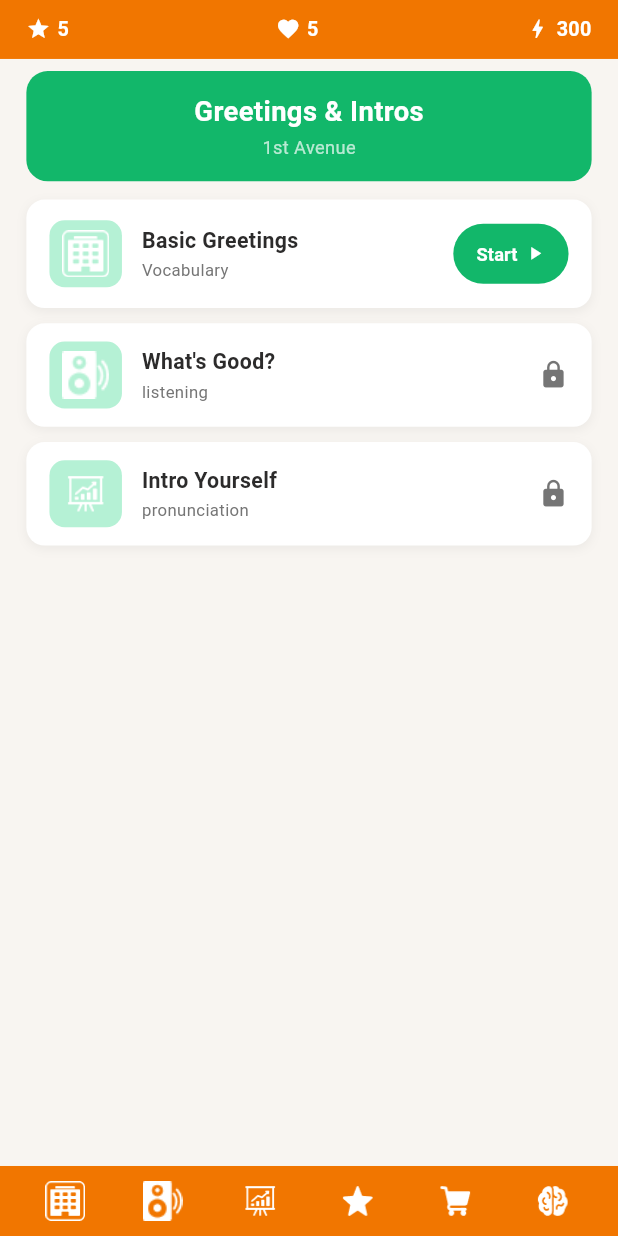
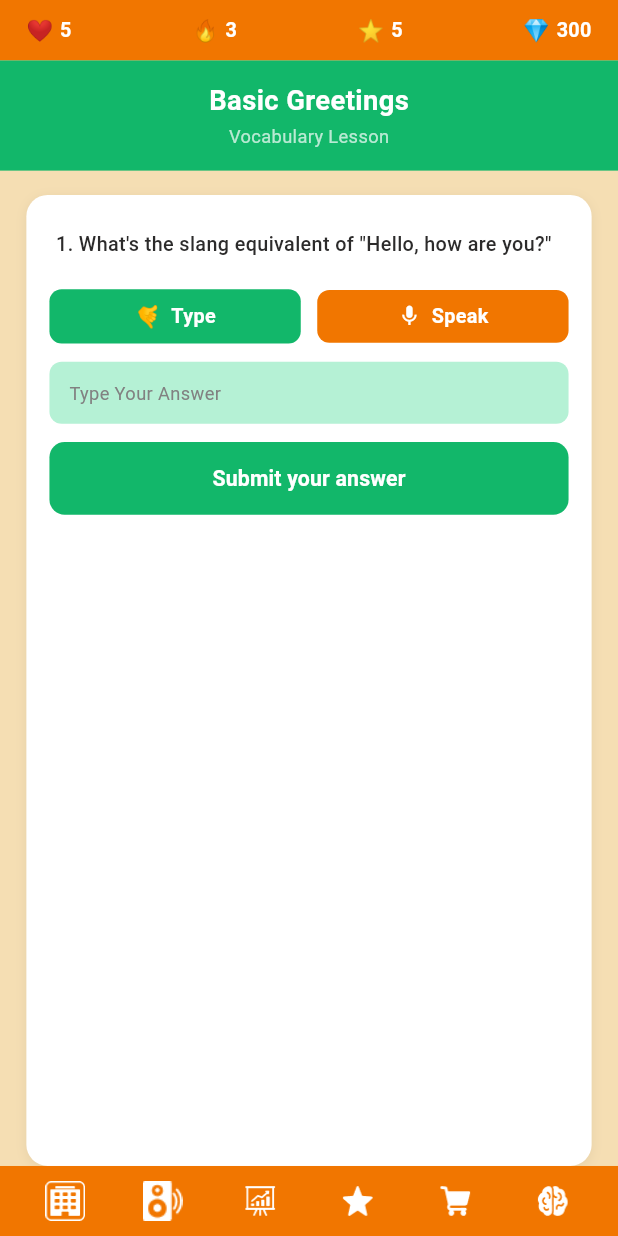
Before and after one commit to srsohan485/Naculish, a Flutter app: the HomeLessonDetailScreen screen opened directly, after a tap on "Start", on a phone screen of 412 x 824 dp. Run offline on Flutter 3.47's test engine with Material 3 defaults, Android fonts, the phone set to English and light mode, and no system bars; our stand-ins replace flutter_screenutil; Roboto replaces fonts that are missing (Poppins).

Commit message:
Quiz Page Design

```diff
--- a/lib/Core/AppImages/app_images.dart
+++ b/lib/Core/AppImages/app_images.dart
@@ -14,5 +14,6 @@ class AppImages {
   static const String Icon6 = "assets/images/icon6.png";
   static const String Strit = "assets/images/strit.png";
   static const String Rodeimage = "assets/images/rodeimage.png";
+  static const String Tropy = "assets/images/tropy.png";
 
 }
--- a/lib/Features/AppUILightMode/Home/HomeLessonDetailScreen.dart
+++ b/lib/Features/AppUILightMode/Home/HomeLessonDetailScreen.dart
@@ -3,10 +3,13 @@
 import 'package:flutter/cupertino.dart';
 import 'package:flutter/material.dart';
 import 'package:flutter_screenutil/flutter_screenutil.dart';
+import 'package:naculis/Features/AppUILightMode/Quiz/QuizIntroYourselfScreen.dart';
+import 'package:naculis/Features/AppUILightMode/Quiz/QuizWhatsGoodScreen.dart';
 
 import '../../../Core/AppColor/app_color.dart';
 import '../../../Core/AppImages/app_images.dart';
 import '../../../Core/AppText/app_text.dart';
+import '../Quiz/QuizBasicGreetingsScreen.dart';
 import 'HomeWidget.dart';
 
 class HomeLessonDetailScreen extends StatelessWidget {
@@ -20,18 +23,21 @@ class HomeLessonDetailScreen extends StatelessWidget {
         'title': AppStrings.BasicGreetings,
         'sub': AppStrings.Vocabulary,
         'unlocked': true,
+        'page': QuizBasicGreetingsScreen(), // 👈 add this
       },
       {
         'icon': AppImages.Icon2,
         'title': AppStrings.WhatGood,
         'sub': AppStrings.Listening,
-        'unlocked': false,
+        'unlocked': true,
+        'page': QuizWhatsGoodScreen(),
       },
       {
         'icon': AppImages.Icon3,
         'title': AppStrings.IntroYourself,
         'sub': AppStrings.Pronunciation,
         'unlocked': false,
+        'page': QuizIntroYourselfScreen(),
       },
     ];
 
@@ -84,6 +90,7 @@ class HomeLessonDetailScreen extends StatelessWidget {
                     title: item['title'] as String,
                     subtitle: item['sub'] as String,
                     isUnlocked: item['unlocked'] as bool,
+                    destination: item['page'] as Widget,
                   );
                 },
               ),
--- a/lib/Features/AppUILightMode/Home/HomeWidget.dart
+++ b/lib/Features/AppUILightMode/Home/HomeWidget.dart
@@ -5,6 +5,10 @@ import 'package:flutter_screenutil/flutter_screenutil.dart';
 import '../../../Core/AppColor/app_color.dart';
 import '../../../Core/AppImages/app_images.dart';
 import '../../../Core/AppText/app_text.dart';
+import '../Quiz/QuizBasicGreetingsScreen.dart';
+import '../Quiz/QuizIntroYourselfScreen.dart';
+import '../Quiz/QuizWhatsGoodScreen.dart';
+import 'HomeLessonDetailScreen.dart';
 
 
 
@@ -37,6 +41,10 @@ class LessonCard extends StatelessWidget {
           ),
         ],
       ),
+      child: GestureDetector(
+        onTap: (){
+          Navigator.push(context, MaterialPageRoute(builder: (context)=>HomeLessonDetailScreen()));
+        },
         child: Column(
           crossAxisAlignment: CrossAxisAlignment.start,
           children: [
@@ -75,6 +83,7 @@ class LessonCard extends StatelessWidget {
             ),
           ],
         ),
+      ),
     );
   }
 }
@@ -84,12 +93,15 @@ class LessonDetailTile extends StatelessWidget {
   final String title;
   final String subtitle;
   final bool isUnlocked;
+  final Widget? destination; // 👈 add this
+
 
   const LessonDetailTile({
     required this.iconPath,
     required this.title,
     required this.subtitle,
     required this.isUnlocked,
+    this.destination, // 👈 add
   });
 
   @override
@@ -150,7 +162,15 @@ class LessonDetailTile extends StatelessWidget {
           // Lock / Start button
           isUnlocked
               ? ElevatedButton(
-            onPressed: () {},
+            onPressed: isUnlocked && destination != null
+                ? () {
+              Navigator.push(
+                context,
+                MaterialPageRoute(
+                    builder: (context) => destination!),
+              );
+            }
+                : null,
             style: ElevatedButton.styleFrom(
               backgroundColor: AppColors.instance.loginBtnColor,
               padding: EdgeInsets.symmetric(
@@ -178,7 +198,8 @@ class LessonDetailTile extends StatelessWidget {
             ),
           )
               : Icon(Icons.lock,
-              color: AppColors.instance.subTextColor, size: 20.sp),
+              color: AppColors.instance.subTextColor,
+              size: 20.sp),
         ],
       ),
     );
--- /dev/null
+++ b/lib/Features/AppUILightMode/Quiz/QuizBasicGreetingsScreen.dart
@@ -0,0 +1,39 @@
+
+import 'dart:ui';
+
+import 'package:flutter/cupertino.dart';
+import 'package:flutter/material.dart';
+import 'package:flutter_screenutil/flutter_screenutil.dart';
+import 'package:naculis/Features/AppUILightMode/Quiz/QuizWidget.dart';
+
+import '../../../Core/AppText/app_text.dart';
+
+class QuizBasicGreetingsScreen extends StatelessWidget {
+  const QuizBasicGreetingsScreen({super.key});
+
+  @override
+  Widget build(BuildContext context) {
+    return Scaffold(
+      backgroundColor: const Color(0xFFF5DEB3),
+      body: SafeArea(
+        child: Column(
+          children: [
+            QuizTopStatsBar(),
+            QuizHeader(
+              title: AppStrings.basicGreetings,
+              subtitle: AppStrings.vocabularyLesson,
+            ),
+            SizedBox(height: 16.h),
+            Expanded(
+              child: Padding(
+                padding: EdgeInsets.symmetric(horizontal: 16.w),
+                child: QuizCard(questionNumber: 1),
+              ),
+            ),
+            BottomNavBar(),
+          ],
+        ),
+      ),
+    );
+  }
+}
--- /dev/null
+++ b/lib/Features/AppUILightMode/Quiz/QuizWidget.dart
@@ -0,0 +1,377 @@
+// ─── SCREEN 1: BASIC GREETINGS QUIZ ──────────────────────────────────────────
+
+import 'package:flutter/material.dart';
+import 'package:flutter_screenutil/flutter_screenutil.dart';
+import 'package:naculis/Features/AppUILightMode/Quiz/QuizResultScreen.dart';
+
+import '../../../Core/AppColor/app_color.dart';
+import '../../../Core/AppImages/app_images.dart';
+import '../../../Core/AppText/app_text.dart';
+
+
+class QuizCard extends StatelessWidget {
+  final int questionNumber;
+  const QuizCard({required this.questionNumber});
+
+  @override
+  Widget build(BuildContext context) {
+    return Container(
+      width: double.infinity,
+      padding: EdgeInsets.all(14.w),
+      decoration: BoxDecoration(
+        color: Colors.white,
+        borderRadius: BorderRadius.circular(14.r),
+        boxShadow: [
+          BoxShadow(
+            color: Colors.black.withOpacity(0.06),
+            blurRadius: 6,
+            offset: const Offset(0, 2),
+          ),
+        ],
+      ),
+      child: Column(
+        crossAxisAlignment: CrossAxisAlignment.start,
+        mainAxisSize: MainAxisSize.min,
+        children: [
+          // Question text
+          Padding(
+            padding: EdgeInsets.symmetric(horizontal: 4.w, vertical: 8.h),
+            child: Text(
+              '$questionNumber. ${AppStrings.slangQuestion}',
+              style: TextStyle(
+                fontSize: 13.sp,
+                fontWeight: FontWeight.w500,
+                color: AppColors.instance.titleTextColor,
+              ),
+              textAlign: TextAlign.center,
+            ),
+          ),
+          SizedBox(height: 12.h),
+
+          // Type / Speak toggle
+          Row(
+            children: [
+              Expanded(
+                child: Container(
+                  padding: EdgeInsets.symmetric(vertical: 8.h),
+                  decoration: BoxDecoration(
+                    color: AppColors.instance.loginBtnColor,
+                    borderRadius: BorderRadius.circular(8.r),
+                  ),
+                  child: Row(
+                    mainAxisAlignment: MainAxisAlignment.center,
+                    children: [
+                      Text('🤙', style: TextStyle(fontSize: 14.sp)),
+                      SizedBox(width: 6.w),
+                      Text(
+                        AppStrings.type,
+                        style: TextStyle(
+                          fontSize: 13.sp,
+                          fontWeight: FontWeight.bold,
+                          color: Colors.white,
+                        ),
+                      ),
+                    ],
+                  ),
+                ),
+              ),
+              SizedBox(width: 10.w),
+              Expanded(
+                child: Container(
+                  padding: EdgeInsets.symmetric(vertical: 8.h),
+                  decoration: BoxDecoration(
+                    color: AppColors.instance.orange,
+                    borderRadius: BorderRadius.circular(8.r),
+                  ),
+                  child: Row(
+                    mainAxisAlignment: MainAxisAlignment.center,
+                    children: [
+                      Icon(Icons.mic,
+                          color: Colors.white, size: 16.sp),
+                      SizedBox(width: 6.w),
+                      Text(
+                        AppStrings.speak,
+                        style: TextStyle(
+                          fontSize: 13.sp,
+                          fontWeight: FontWeight.bold,
+                          color: Colors.white,
+                        ),
+                      ),
+                    ],
+                  ),
+                ),
+              ),
+            ],
+          ),
+
+          SizedBox(height: 12.h),
+
+          // Answer text field
+          Container(
+            width: double.infinity,
+            padding:
+            EdgeInsets.symmetric(horizontal: 12.w, vertical: 12.h),
+            decoration: BoxDecoration(
+              color: AppColors.instance.green100,
+              borderRadius: BorderRadius.circular(8.r),
+            ),
+            child: Text(
+              AppStrings.typeYourAnswer,
+              style: TextStyle(
+                fontSize: 12.sp,
+                color: AppColors.instance.hintText,
+              ),
+            ),
+          ),
+
+          SizedBox(height: 12.h),
+
+          // Submit button
+          SizedBox(
+            width: double.infinity,
+            child: ElevatedButton(
+              onPressed: () {
+                Navigator.push(context, MaterialPageRoute(builder: (context)=>QuizResultScreen()));
+              },
+              style: ElevatedButton.styleFrom(
+                backgroundColor: AppColors.instance.loginBtnColor,
+                padding: EdgeInsets.symmetric(vertical: 14.h),
+                shape: RoundedRectangleBorder(
+                  borderRadius: BorderRadius.circular(10.r),
+                ),
+                elevation: 0,
+              ),
+              child: Text(
+                AppStrings.submitYourAnswer,
+                style: TextStyle(
+                  fontSize: 14.sp,
+                  fontWeight: FontWeight.bold,
+                  color: Colors.white,
+                ),
+              ),
+            ),
+          ),
+        ],
+      ),
+    );
+  }
+}
+
+// ─── SHARED: QUIZ HEADER ──────────────────────────────────────────────────────
+
+class QuizHeader extends StatelessWidget {
+  final String title;
+  final String subtitle;
+  const QuizHeader({required this.title, required this.subtitle});
+
+  @override
+  Widget build(BuildContext context) {
+    return Container(
+      width: double.infinity,
+      padding: EdgeInsets.symmetric(vertical: 14.h),
+      color: AppColors.instance.loginBtnColor,
+      child: Column(
+        children: [
+          Text(
+            title,
+            style: TextStyle(
+              fontSize: 18.sp,
+              fontWeight: FontWeight.bold,
+              color: Colors.white,
+            ),
+          ),
+          SizedBox(height: 2.h),
+          Text(
+            subtitle,
+            style: TextStyle(
+              fontSize: 12.sp,
+              color: Colors.white70,
+            ),
+          ),
+        ],
+      ),
+    );
+  }
+}
+
+// ─── SHARED: RESULT STAT CARD ─────────────────────────────────────────────────
+
+class ResultStatCard extends StatelessWidget {
+  final String label;
+  final String icon;
+  final String value;
+  final Color iconColor;
+
+  const ResultStatCard({
+    required this.label,
+    required this.icon,
+    required this.value,
+    required this.iconColor,
+  });
+
+  @override
+  Widget build(BuildContext context) {
+    return Container(
+      padding: EdgeInsets.symmetric(vertical: 12.h, horizontal: 10.w),
+      decoration: BoxDecoration(
+        color: Colors.white,
+        borderRadius: BorderRadius.circular(12.r),
+        boxShadow: [
+          BoxShadow(
+            color: Colors.black.withOpacity(0.05),
+            blurRadius: 5,
+            offset: const Offset(0, 2),
+          ),
+        ],
+      ),
+      child: Column(
+        children: [
+          Text(
+            label,
+            style: TextStyle(
+              fontSize: 11.sp,
+              color: AppColors.instance.subTextColor,
+              fontWeight: FontWeight.w500,
+            ),
+          ),
+          SizedBox(height: 6.h),
+          Row(
+            mainAxisAlignment: MainAxisAlignment.center,
+            children: [
+              Text(icon, style: TextStyle(fontSize: 16.sp)),
+              SizedBox(width: 4.w),
+              Text(
+                value,
+                style: TextStyle(
+                  fontSize: 16.sp,
+                  fontWeight: FontWeight.bold,
+                  color: AppColors.instance.titleTextColor,
+                ),
+              ),
+            ],
+          ),
+        ],
+      ),
+    );
+  }
+}
+
+// ─── SHARED: RESULT BUTTON ────────────────────────────────────────────────────
+
+class ResultButton extends StatelessWidget {
+  final String label;
+  final Color backgroundColor;
+  final Color textColor;
+  final VoidCallback onTap;
+
+  const ResultButton({
+    required this.label,
+    required this.backgroundColor,
+    required this.textColor,
+    required this.onTap,
+  });
+
+  @override
+  Widget build(BuildContext context) {
+    return GestureDetector(
+      onTap: onTap,
+      child: Container(
+        padding: EdgeInsets.symmetric(vertical: 12.h),
+        decoration: BoxDecoration(
+          color: backgroundColor,
+          borderRadius: BorderRadius.circular(10.r),
+        ),
+        child: Center(
+          child: Text(
+            label,
+            style: TextStyle(
+              fontSize: 12.sp,
+              fontWeight: FontWeight.bold,
+              color: textColor,
+            ),
+            textAlign: TextAlign.center,
+          ),
+        ),
+      ),
+    );
+  }
+}
+
+// ─── SHARED: TOP STATS BAR ────────────────────────────────────────────────────
+
+class QuizTopStatsBar extends StatelessWidget {
+  @override
+  Widget build(BuildContext context) {
+    return Container(
+      width: double.infinity,
+      color: AppColors.instance.orange,
+      padding: EdgeInsets.symmetric(horizontal: 16.w, vertical: 10.h),
+      child: Row(
+        mainAxisAlignment: MainAxisAlignment.spaceBetween,
+        children: [
+          StatChip(icon: '❤️', value: '5'),
+          StatChip(icon: '🔥', value: '3'),
+          StatChip(icon: '⭐', value: '5'),
+          StatChip(icon: '💎', value: '300'),
+        ],
+      ),
+    );
+  }
+}
+
+class StatChip extends StatelessWidget {
+  final String icon;
+  final String value;
+  const StatChip({required this.icon, required this.value});
+
+  @override
+  Widget build(BuildContext context) {
+    return Row(
+      children: [
+        Text(icon, style: TextStyle(fontSize: 14.sp)),
+        SizedBox(width: 4.w),
+        Text(
+          value,
+          style: TextStyle(
+            color: Colors.white,
+            fontSize: 13.sp,
+            fontWeight: FontWeight.bold,
+          ),
+        ),
+      ],
+    );
+  }
+}
+
+// ─── SHARED: BOTTOM NAV BAR ───────────────────────────────────────────────────
+
+class BottomNavBar extends StatelessWidget {
+  @override
+  Widget build(BuildContext context) {
+    final navIcons = [
+      AppImages.Icon1,
+      AppImages.Icon2,
+      AppImages.Icon3,
+      AppImages.Icon4,
+      AppImages.Icon5,
+      AppImages.Icon6,
+    ];
+
+    return Container(
+      width: double.infinity,
+      color: AppColors.instance.orange,
+      padding: EdgeInsets.symmetric(vertical: 10.h, horizontal: 10.w),
+      child: Row(
+        mainAxisAlignment: MainAxisAlignment.spaceAround,
+        children: navIcons
+            .map(
+              (icon) => GestureDetector(
+            onTap: () {},
+            child: Image.asset(icon, width: 26.w, height: 26.h),
+          ),
+        )
+            .toList(),
+      ),
+    );
+  }
+}
```
Also changed, not shown: lib/Features/AppUILightMode/Home/HomeMapScreen.dart (+12 -2 lines), lib/Features/AppUILightMode/Quiz/QuizIntroYourselfScreen.dart (added, +38 -0 lines), lib/Features/AppUILightMode/Quiz/QuizResultScreen.dart (added, +144 -0 lines), lib/Features/AppUILightMode/Quiz/QuizWhatsGoodScreen.dart (added, +38 -0 lines), assets/images/tropy.png (added). Lines whose indentation alone changed are shown as unchanged.
